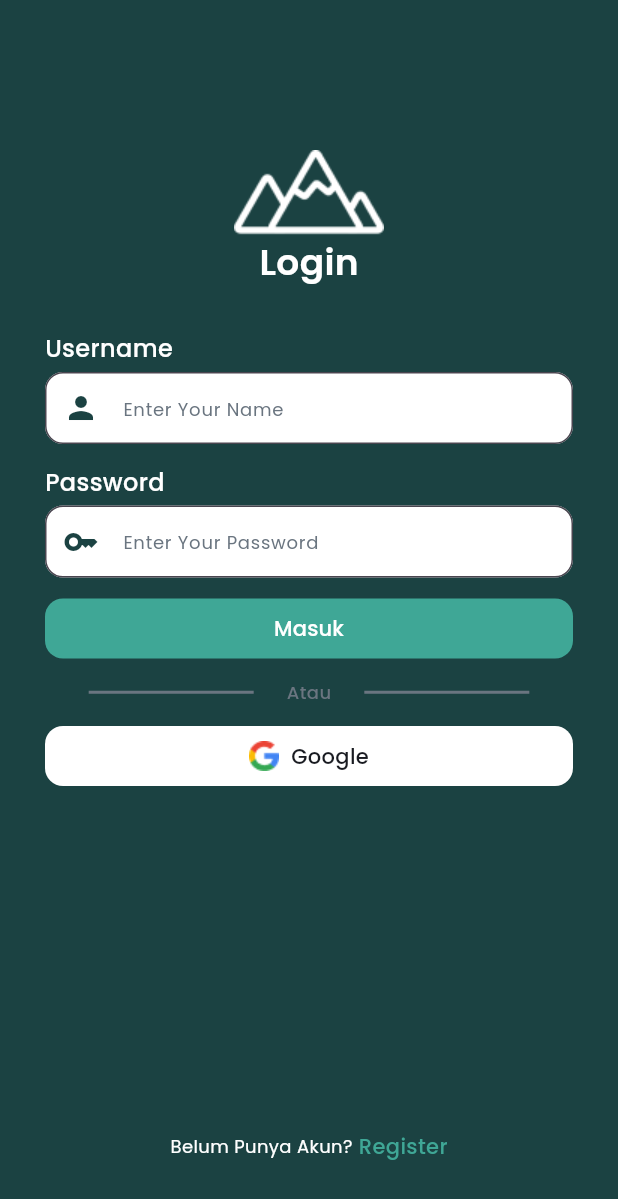
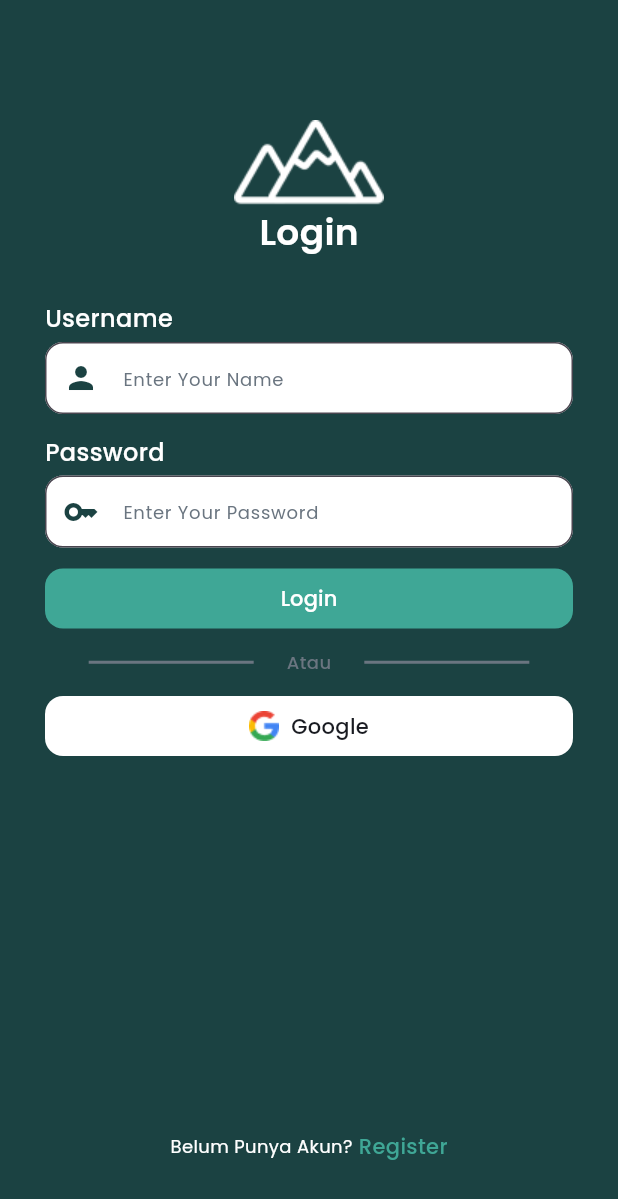
Before and after one commit to yanz616/BCG-projectDicoding, a Flutter app: the screen it shows after launch, on a phone screen of 412 x 824 dp. Shown: the top 1199 px of the screen. Run offline on Flutter 3.47's test engine with Material 3 defaults, Android fonts, the phone set to English and light mode, and no system bars; our stand-ins replace gap, google_fonts, shared_preferences.

Commit message:
solving folder structur

```diff
--- a/lib/main.dart
+++ b/lib/main.dart
@@ -1,6 +1,6 @@
 import 'package:flutter/material.dart';
 import 'package:project_dicoding/theme/theme.dart';
-import 'package:project_dicoding/views/pages/splash.dart';
+import 'package:project_dicoding/views/mobile/pages/splash.dart';
 // import 'package:project_dicoding/views/test.dart';
 
 void main() {
--- a/lib/views/auth/sign_in.dart
+++ b/lib/views/mobile/auth/sign_in.dart
@@ -1,9 +1,9 @@
 import 'package:flutter/material.dart';
 import 'package:gap/gap.dart';
 import 'package:project_dicoding/theme/theme.dart';
-import 'package:project_dicoding/views/widgets/button.dart';
-import 'package:project_dicoding/views/widgets/customText.dart';
-import 'package:project_dicoding/views/widgets/customTextField.dart';
+import 'package:project_dicoding/views/mobile/widgets/button.dart';
+import 'package:project_dicoding/views/mobile/widgets/customText.dart';
+import 'package:project_dicoding/views/mobile/widgets/customTextField.dart';
 
 class SignInPage extends StatefulWidget {
   const SignInPage({super.key});
@@ -21,7 +21,7 @@ class _SignInPageState extends State<SignInPage> {
       resizeToAvoidBottomInset: false,
       body: Padding(
         padding: const EdgeInsets.only(
-          top: 100,
+          top: 80,
         ),
         child: Column(
           children: <Widget>[
@@ -98,7 +98,7 @@ class _SignInPageState extends State<SignInPage> {
                   const Gap(14),
                   CustomButton(
                     userNameController: _userNameController,
-                    text: 'Masuk',
+                    text: 'Login',
                   ),
                   const Gap(14),
                   Row(
--- a/lib/views/pages/splash.dart
+++ b/lib/views/mobile/pages/splash.dart
@@ -1,5 +1,5 @@
 import 'package:flutter/material.dart';
-import 'package:project_dicoding/views/auth/sign_in.dart';
+import 'package:project_dicoding/views/mobile/auth/sign_in.dart';
 import 'package:project_dicoding/theme/theme.dart';
 
 class SplashPage extends StatefulWidget {
--- a/lib/views/widgets/button.dart
+++ b/lib/views/mobile/widgets/button.dart
@@ -1,10 +1,12 @@
 import 'package:flutter/material.dart';
 import 'package:gap/gap.dart';
+// import 'package:project_dicoding/models/model.dart';
 import 'package:project_dicoding/theme/theme.dart';
-import 'package:project_dicoding/views/auth/sign_in.dart';
-import 'package:project_dicoding/views/auth/sign_up.dart';
-import 'package:project_dicoding/views/pages/home.dart';
-import 'package:project_dicoding/views/widgets/customText.dart';
+import 'package:project_dicoding/views/mobile/auth/sign_in.dart';
+import 'package:project_dicoding/views/mobile/auth/sign_up.dart';
+import 'package:project_dicoding/views/mobile/pages/home.dart';
+// import 'package:project_dicoding/views/pages/home.dart';
+import 'package:project_dicoding/views/mobile/widgets/customText.dart';
 
 class HomeButton extends StatelessWidget {
   final Function()? onPressed;
@@ -32,56 +34,6 @@ class HomeButton extends StatelessWidget {
       child: TextButton(
         onPressed: onPressed,
         child: child,
-      ),
-    );
-  }
-}
-
-class CustomButton extends StatelessWidget {
-  const CustomButton({
-    super.key,
-    required TextEditingController userNameController,
-    required this.text,
-  }) : _userNameController = userNameController;
-
-  final TextEditingController _userNameController;
-  final String text;
-
-  @override
-  Widget build(BuildContext context) {
-    return Container(
-      height: 40,
-      width: double.infinity,
-      decoration: BoxDecoration(
-        borderRadius: BorderRadius.circular(12),
-        color: secondColor,
-      ),
-      child: TextButton(
-        onPressed: () {
-          Navigator.pushReplacement(
-            context,
-            MaterialPageRoute(
-              builder: (context) => Home(
-                name: _userNameController.text,
-              ),
-            ),
-          );
-          // showDialog(
-          //     context: context,
-          //     builder: (context) {
-          //       return AlertDialog(
-          //         content:
-          //             Text('Hello, ${_userNameController.text}'),
-          //       );
-          //     });
-        },
-        child: WhiteText(
-          text: text,
-          styleForText: StyleForText(
-            medium,
-            14.0,
-          ),
-        ),
       ),
     );
   }
@@ -118,6 +70,64 @@ class GoogleButton extends StatelessWidget {
               ),
             ),
           ],
+        ),
+      ),
+    );
+  }
+}
+
+class CustomButton extends StatelessWidget {
+  const CustomButton({
+    super.key,
+    required TextEditingController userNameController,
+    required this.text,
+  }) : _userNameController = userNameController;
+
+  final TextEditingController _userNameController;
+  final String text;
+  @override
+  Widget build(BuildContext context) {
+    return Container(
+      height: 40,
+      width: double.infinity,
+      decoration: BoxDecoration(
+        borderRadius: BorderRadius.circular(12),
+        color: secondColor,
+      ),
+      child: TextButton(
+        onPressed: () {
+          if (text == 'Login') {
+            Navigator.pushReplacement(
+              context,
+              MaterialPageRoute(
+                builder: (context) => Home(
+                  name: _userNameController.text,
+                ),
+              ),
+            );
+          } else {
+            Navigator.pushReplacement(
+              context,
+              MaterialPageRoute(
+                builder: (context) => const SignInPage(),
+              ),
+            );
+          }
+          // showDialog(
+          //     context: context,
+          //     builder: (context) {
+          //       return AlertDialog(
+          //         content:
+          //             Text('Hello, ${_userNameController.text}'),
+          //       );
+          //     });
+        },
+        child: WhiteText(
+          text: text,
+          styleForText: StyleForText(
+            medium,
+            14.0,
+          ),
         ),
       ),
     );
--- /dev/null
+++ b/lib/views/mobile/widgets/customTextField.dart
@@ -0,0 +1,60 @@
+import 'package:flutter/material.dart';
+import 'package:project_dicoding/theme/theme.dart';
+import 'package:project_dicoding/views/mobile/widgets/customText.dart';
+
+class CustomTextField extends StatelessWidget {
+  final bool obScure;
+  final TextEditingController? controller;
+  final Icon prefixIcon;
+  final Color? color;
+  final bool? filled;
+  final double horizontal;
+  final double vertikal;
+  final String hintText;
+  final StyleForText hintStyle;
+  final double radius;
+
+  const CustomTextField({
+    super.key,
+    this.obScure = false,
+    this.controller,
+    required this.prefixIcon,
+    this.color,
+    this.filled,
+    required this.horizontal,
+    required this.vertikal,
+    required this.hintText,
+    required this.hintStyle,
+    required this.radius,
+  });
+
+  @override
+  Widget build(BuildContext context) {
+    return Center(
+      child: Container(
+        width: 400,
+        child: TextField(
+          obscureText: obScure,
+          controller: controller,
+          decoration: InputDecoration(
+            prefixIcon: prefixIcon,
+            fillColor: color,
+            filled: filled,
+            contentPadding: EdgeInsets.symmetric(
+              horizontal: horizontal,
+              vertical: vertikal,
+            ),
+            hintText: hintText,
+            hintStyle: greyTextStyle.copyWith(
+              fontSize: hintStyle.fontSize,
+              fontWeight: hintStyle.fontWeight,
+            ),
+            border: OutlineInputBorder(
+              borderRadius: BorderRadius.circular(radius),
+            ),
+          ),
+        ),
+      ),
+    );
+  }
+}
--- a/lib/views/widgets/customTextField.dart
+++ /dev/null
@@ -1,55 +0,0 @@
-import 'package:flutter/material.dart';
-import 'package:project_dicoding/theme/theme.dart';
-import 'package:project_dicoding/views/widgets/customText.dart';
-
-class CustomTextField extends StatelessWidget {
-  final bool obScure;
-  final TextEditingController? controller;
-  final Icon prefixIcon;
-  final Color? color;
-  final bool? filled;
-  final double horizontal;
-  final double vertikal;
-  final String hintText;
-  final StyleForText hintStyle;
-  final double radius;
-
-  const CustomTextField({
-    super.key,
-    this.obScure = false,
-    this.controller,
-    required this.prefixIcon,
-    this.color,
-    this.filled,
-    required this.horizontal,
-    required this.vertikal,
-    required this.hintText,
-    required this.hintStyle,
-    required this.radius,
-  });
-
-  @override
-  Widget build(BuildContext context) {
-    return TextField(
-      obscureText: obScure,
-      controller: controller,
-      decoration: InputDecoration(
-        prefixIcon: prefixIcon,
-        fillColor: color,
-        filled: filled,
-        contentPadding: EdgeInsets.symmetric(
-          horizontal: horizontal,
-          vertical: vertikal,
-        ),
-        hintText: hintText,
-        hintStyle: greyTextStyle.copyWith(
-          fontSize: hintStyle.fontSize,
-          fontWeight: hintStyle.fontWeight,
-        ),
-        border: OutlineInputBorder(
-          borderRadius: BorderRadius.circular(radius),
-        ),
-      ),
-    );
-  }
-}
--- a/pubspec.yaml
+++ b/pubspec.yaml
@@ -41,6 +41,9 @@ dependencies:
   smooth_page_indicator:  ^1.0.0
   font_awesome_flutter: ^10.7.0
   carousel_slider: ^5.0.0
+  intl: ^0.19.0
+  shared_preferences: ^2.3.2
+  uuid: ^4.4.2
 
 dev_dependencies:
   flutter_test:
```
Also changed, not shown: lib/models/model.dart (added, +25 -0 lines), lib/shared/shared_preferences.dart (added, +34 -0 lines), lib/test.dart (added, +99 -0 lines), lib/views/mobile/auth/sign_up.dart (renamed from lib/views/auth/sign_up.dart, +4 -4 lines), lib/views/mobile/pages/home.dart (renamed from lib/views/pages/home.dart, +15 -3 lines), lib/views/test.dart (deleted, +0 -99 lines), assets/images/profesional-guide-1.png (added), lib/views/mobile/widgets/customText.dart (renamed from lib/views/widgets/customText.dart), pubspec.lock, 1 other file.
